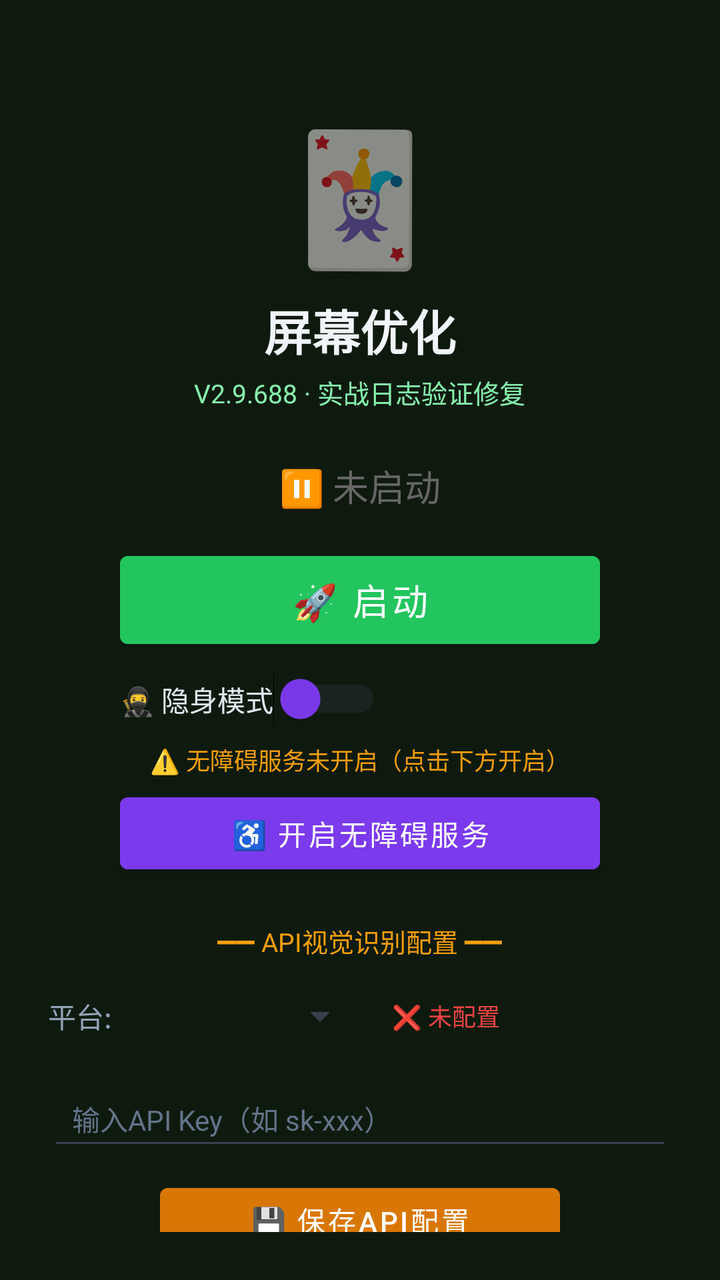
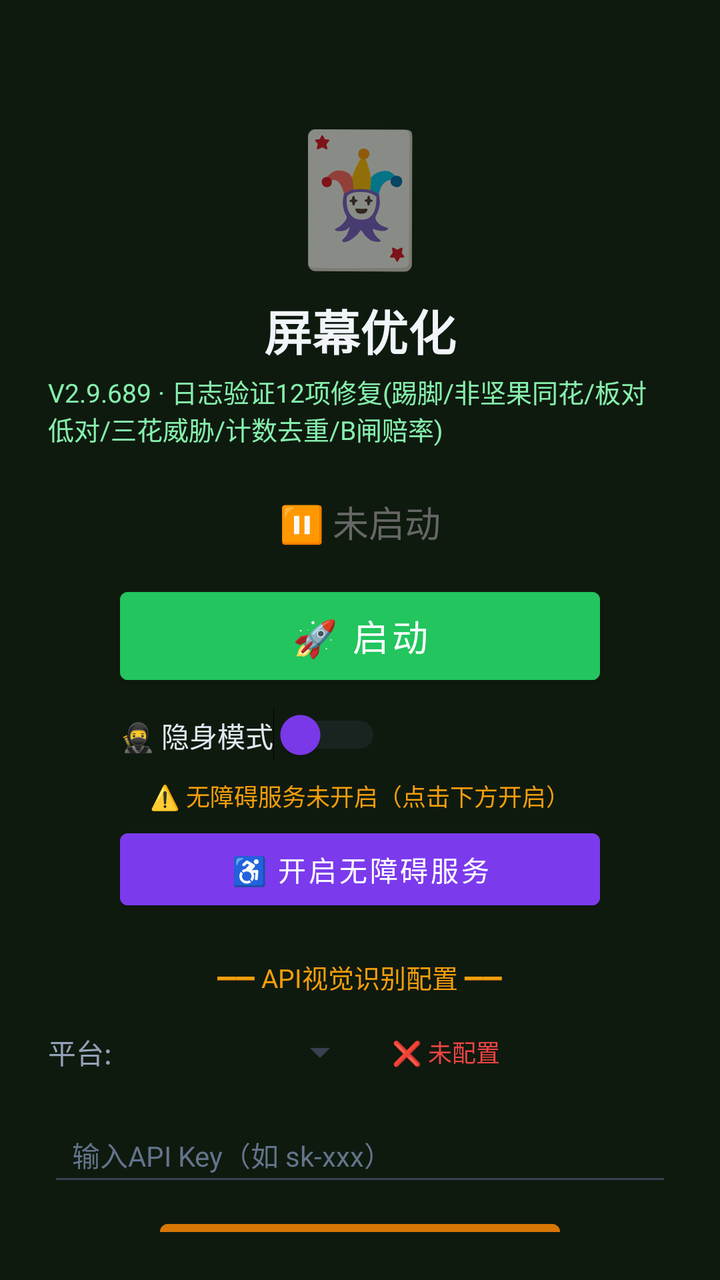

Two renders of the same Android screen: before a commit and after it. Below are the layout's source before the change and the commit's diff.
<!-- AndroidManifest.xml: activity theme Theme.MjScreenshot -->
<!-- res/layout/activity_main.xml -->
<?xml version="1.0" encoding="utf-8"?>
<LinearLayout xmlns:android="http://schemas.android.com/apk/res/android"
    android:layout_width="match_parent"
    android:layout_height="match_parent"
    android:orientation="vertical"
    android:background="#0f1a0f"
    android:padding="24dp"
    android:gravity="center_horizontal">

    <TextView
        android:layout_width="wrap_content"
        android:layout_height="wrap_content"
        android:text="🃏"
        android:textSize="64sp"
        android:layout_marginTop="30dp" />

    <TextView
        android:layout_width="wrap_content"
        android:layout_height="wrap_content"
        android:text="屏幕优化"
        android:textSize="24sp"
        android:textColor="#f1f5f9"
        android:textStyle="bold"
        android:layout_marginTop="8dp" />

    <TextView
        android:layout_width="wrap_content"
        android:layout_height="wrap_content"
        android:text="V2.9.688 · 实战日志验证修复"
        android:textSize="13sp"
        android:textColor="#86efac"
        android:layout_marginTop="4dp" />

    <TextView
        android:id="@+id/tvStatus"
        android:layout_width="wrap_content"
        android:layout_height="wrap_content"
        android:text="⏸ 未启动"
        android:textSize="18sp"
        android:textColor="#666666"
        android:layout_marginTop="24dp" />

    <Button
        android:id="@+id/btnStart"
        android:layout_width="240dp"
        android:layout_height="56dp"
        android:text="🚀 启动"
        android:textSize="18sp"
        android:textColor="#ffffff"
        android:backgroundTint="#22c55e"
        android:layout_marginTop="16dp" />

    <Button
        android:id="@+id/btnHelper"
        android:layout_width="240dp"
        android:layout_height="56dp"
        android:text="🃏 打开智囊"
        android:textSize="16sp"
        android:textColor="#ffffff"
        android:backgroundTint="#16a34a"
        android:layout_marginTop="12dp"
        android:visibility="gone" />

    
    <LinearLayout
        android:layout_width="240dp"
        android:layout_height="wrap_content"
        android:orientation="horizontal"
        android:gravity="center_vertical"
        android:layout_marginTop="8dp">

        <Switch
            android:id="@+id/switchStealth"
            android:layout_width="wrap_content"
            android:layout_height="wrap_content"
            android:text="🥷 隐身模式"
            android:textColor="#e2e8f0"
            android:textSize="14sp"
            android:thumbTint="#7c3aed"
            android:trackTint="#374151" />
    </LinearLayout>

    <TextView
        android:id="@+id/tvAccessibilityStatus"
        android:layout_width="wrap_content"
        android:layout_height="wrap_content"
        android:text="⚠️ 无障碍服务未开启（点击下方开启）"
        android:textSize="12sp"
        android:textColor="#f59e0b"
        android:layout_marginTop="8dp"
        android:gravity="center" />

    <Button
        android:id="@+id/btnAccessibility"
        android:layout_width="240dp"
        android:layout_height="48dp"
        android:text="♿ 开启无障碍服务"
        android:textSize="14sp"
        android:textColor="#ffffff"
        android:backgroundTint="#7c3aed"
        android:layout_marginTop="4dp" />

    <TextView
        android:layout_width="wrap_content"
        android:layout_height="wrap_content"
        android:text="━━ API视觉识别配置 ━━"
        android:textSize="13sp"
        android:textColor="#f59e0b"
        android:layout_marginTop="20dp" />

    <LinearLayout
        android:layout_width="match_parent"
        android:layout_height="wrap_content"
        android:orientation="horizontal"
        android:layout_marginTop="8dp"
        android:gravity="center_vertical">

        <TextView
            android:layout_width="wrap_content"
            android:layout_height="wrap_content"
            android:text="平台:"
            android:textSize="14sp"
            android:textColor="#94a3b8" />

        <Spinner
            android:id="@+id/spinnerProvider"
            android:layout_width="120dp"
            android:layout_height="40dp"
            android:layout_marginStart="8dp"
            android:backgroundTint="#374151" />

        <TextView
            android:id="@+id/tvApiStatus"
            android:layout_width="wrap_content"
            android:layout_height="wrap_content"
            android:text="❌ 未配置"
            android:textSize="12sp"
            android:textColor="#ef4444"
            android:layout_marginStart="12dp" />
    </LinearLayout>

    <EditText
        android:id="@+id/etApiKey"
        android:layout_width="match_parent"
        android:layout_height="44dp"
        android:hint="输入API Key（如 sk-xxx）"
        android:textSize="14sp"
        android:textColor="#e2e8f0"
        android:textColorHint="#64748b"
        android:backgroundTint="#374151"
        android:inputType="textPassword"
        android:layout_marginTop="8dp"
        android:paddingStart="12dp"
        android:paddingEnd="12dp" />

    <Button
        android:id="@+id/btnSaveApi"
        android:layout_width="200dp"
        android:layout_height="44dp"
        android:text="💾 保存API配置"
        android:textSize="14sp"
        android:textColor="#ffffff"
        android:backgroundTint="#d97706"
        android:layout_marginTop="8dp" />

    <TextView
        android:id="@+id/tvHint"
        android:layout_width="wrap_content"
        android:layout_height="wrap_content"
        android:text="先点上方按钮启动截屏"
        android:textSize="13sp"
        android:textColor="#666666"
        android:layout_marginTop="12dp"
        android:gravity="center" />

    <TextView
        android:layout_width="wrap_content"
        android:layout_height="wrap_content"
        android:text="使用步骤：\n1. 配置API Key（支持OpenAI/通义千问VL/硅基流动）\n2. 点「开启无障碍服务」→ 开启\n3. 开启「🥷隐身模式」(反检测)\n4. 点「启动」→ 允许悬浮窗\n5. 打牌时点屏幕上的🎯悬浮球即可截屏识别\n★ 拖动悬浮球可移到不挡牌的位置 ★\n★ 长按悬浮球可展开/收起详细面板 ★\n★ 悬浮球边框颜色=建议：绿=加注 橙=跟注 红=弃牌 ★"
        android:textSize="12sp"
        android:textColor="#64748b"
        android:layout_marginTop="12dp"
        android:lineSpacingExtra="3dp" />

</LinearLayout>
<!-- resources referenced by this layout -->
<resources>
  <style name="Theme.MjScreenshot" parent="Theme.MaterialComponents.DayNight.DarkActionBar">
          <item name="colorPrimary">#1e40af</item>
          <item name="colorPrimaryVariant">#1e3a8a</item>
          <item name="colorOnPrimary">#ffffff</item>
          <item name="android:statusBarColor">#0f172a</item>
      </style>
</resources>

<!-- the commit's change to res/layout/activity_main.xml (unified diff, before → after) -->
@@ -26,7 +26,7 @@
     <TextView
         android:layout_width="wrap_content"
         android:layout_height="wrap_content"
-        android:text="V2.9.688 · 实战日志验证修复"
+        android:text="V2.9.689 · 日志验证12项修复(踢脚/非坚果同花/板对低对/三花威胁/计数去重/B闸赔率)"
         android:textSize="13sp"
         android:textColor="#86efac"
         android:layout_marginTop="4dp" />
